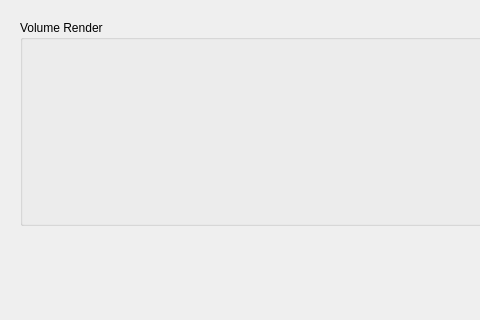
gezidan/Slicer, file QTModules/VolumeRendering/Resources/UI/qSlicerVolumeRenderingModule.ui: the form before one commit; both pictures show x 0 to 480 and y 0 to 320 of the 616 by 705 pixel window.
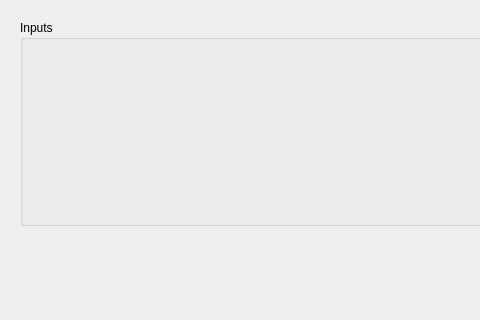
The form after the commit. Custom widgets are drawn as their Qt base class.

Commit message: ENH: updated volume render module

Diff of the .ui file:
```diff
--- a/QTModules/VolumeRendering/Resources/UI/qSlicerVolumeRenderingModule.ui
+++ b/QTModules/VolumeRendering/Resources/UI/qSlicerVolumeRenderingModule.ui
@@ -23,7 +23,7 @@
       <item>
        <widget class="ctkCollapsibleGroupBox" name="CTKCollapsibleGroupBox_2">
         <property name="title">
-         <string>Volume Render</string>
+         <string>Inputs</string>
         </property>
         <layout class="QVBoxLayout" name="verticalLayout">
          <item>
```
The commit also changes 3 other files.
